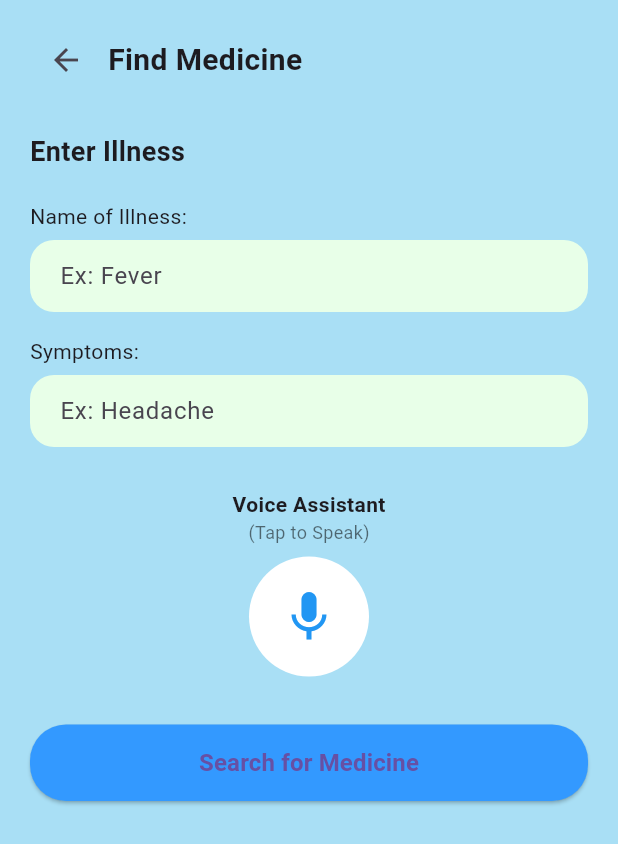
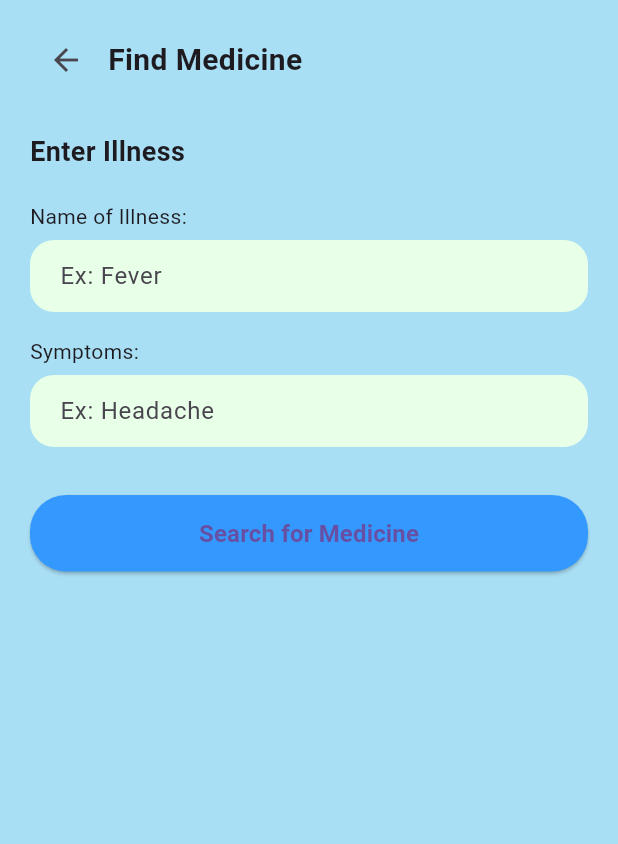
Before and after one commit to yssaarong/SE-QRx, a Flutter app: the FindMedicineScreen screen opened directly, on a phone screen of 412 x 824 dp. Shown: the top 844 px of the screen. Run offline on Flutter 3.47's test engine with Material 3 defaults, Android fonts, the phone set to English and light mode, and no system bars; our stand-ins replace flutter_tts; missing offline and left inert: mobile_scanner.

Commit message:
Added Medicine Screen and Result Screen.

```diff
--- a/qrx_app/lib/find_medicine_screen.dart
+++ b/qrx_app/lib/find_medicine_screen.dart
@@ -1,14 +1,30 @@
 import 'package:flutter/material.dart';
 import 'medicine_result_screen.dart';
 
-class FindMedicineScreen extends StatelessWidget {
+class FindMedicineScreen extends StatefulWidget {
   final String language; // "en", "ceb", "fil"
 
   const FindMedicineScreen({super.key, this.language = "en"});
 
   @override
+  State<FindMedicineScreen> createState() => _FindMedicineScreenState();
+}
+
+class _FindMedicineScreenState extends State<FindMedicineScreen> {
+  final TextEditingController illnessController = TextEditingController();
+  final TextEditingController symptomsController = TextEditingController();
+
+  @override
+  void dispose() {
+    illnessController.dispose();
+    symptomsController.dispose();
+    super.dispose();
+  }
+
+  @override
   Widget build(BuildContext context) {
-    final t = _findTexts[language]!;
+    // safe fallback to English if language key is not found
+    final t = _findTexts[widget.language] ?? _findTexts['en']!;
 
     return Scaffold(
       backgroundColor: const Color(0xFFA9DFF5),
@@ -48,61 +64,22 @@ class FindMedicineScreen extends StatelessWidget {
 
               Text(t['nameLabel']!),
               const SizedBox(height: 6),
-              _RoundedTextField(hint: t['nameHint']!),
+              _RoundedTextField(
+                hint: t['nameHint']!,
+                controller: illnessController,
+              ),
+              const SizedBox(height: 16),
 
-              const SizedBox(height: 16),
               Text(t['symptomsLabel']!),
               const SizedBox(height: 6),
-              _RoundedTextField(hint: t['symptomsHint']!),
-
-              const SizedBox(height: 28),
-
-              Center(
-                child: Column(
-                  children: [
-                    Text(
-                      t['voiceTitle']!,
-                      style: const TextStyle(
-                        fontSize: 14,
-                        fontWeight: FontWeight.w600,
-                      ),
-                    ),
-                    Text(
-                      t['voiceSubtitle']!,
-                      style: const TextStyle(
-                        fontSize: 12,
-                        color: Colors.black54,
-                      ),
-                    ),
-                  ],
-                ),
-              ),
-              const SizedBox(height: 8),
-
-              Center(
-                child: InkWell(
-                  onTap: () {
-                    // TODO: voice assistant
-                  },
-                  child: Container(
-                    width: 80,
-                    height: 80,
-                    decoration: const BoxDecoration(
-                      color: Colors.white,
-                      shape: BoxShape.circle,
-                    ),
-                    child: const Icon(
-                      Icons.mic,
-                      size: 40,
-                      color: Colors.blue,
-                    ),
-                  ),
-                ),
+              _RoundedTextField(
+                hint: t['symptomsHint']!,
+                controller: symptomsController,
               ),
 
               const SizedBox(height: 32),
 
-              // Search button -> MedicineResultScreen, same language
+              // SEARCH BUTTON -> opens MedicineResultScreen
               SizedBox(
                 width: double.infinity,
                 child: ElevatedButton(
@@ -114,11 +91,26 @@ class FindMedicineScreen extends StatelessWidget {
                     padding: const EdgeInsets.symmetric(vertical: 14),
                   ),
                   onPressed: () {
+                    final illness = illnessController.text.isEmpty
+                        ? 'Fever'
+                        : illnessController.text;
+                    final symptoms = symptomsController.text.isEmpty
+                        ? 'Headache'
+                        : symptomsController.text;
+
                     Navigator.push(
                       context,
                       MaterialPageRoute(
-                        builder: (_) =>
-                            MedicineResultScreen(language: language),
+                        builder: (_) => MedicineResultScreen(
+                          illnessName: illness,
+                          symptoms: symptoms,
+                          recommended: 'Paracetamol 500 mg',
+                          alternatives: const [
+                            'Ibuprofen .......................... 200 mg',
+                            'Naproxen ........................... 250 mg',
+                            'Acetaminophen ...................... 500 mg',
+                          ],
+                        ),
                       ),
                     );
                   },
@@ -141,11 +133,17 @@ class FindMedicineScreen extends StatelessWidget {
 
 class _RoundedTextField extends StatelessWidget {
   final String hint;
-  const _RoundedTextField({required this.hint});
+  final TextEditingController? controller;
+
+  const _RoundedTextField({
+    required this.hint,
+    this.controller,
+  });
 
   @override
   Widget build(BuildContext context) {
     return TextField(
+      controller: controller,
       decoration: InputDecoration(
         filled: true,
         fillColor: const Color(0xFFE8FFE8),
@@ -162,7 +160,7 @@ class _RoundedTextField extends StatelessWidget {
 }
 
 // Texts for FindMedicineScreen
-final Map<String, Map<String, String>> _findTexts = {
+const Map<String, Map<String, String>> _findTexts = {
   "en": {
     "title": "Find Medicine",
     "enterIllness": "Enter Illness",
--- a/qrx_app/lib/main.dart
+++ b/qrx_app/lib/main.dart
@@ -10,10 +10,10 @@ class QRxApp extends StatelessWidget {
 
   @override
   Widget build(BuildContext context) {
-    return MaterialApp(
+    return const MaterialApp(
+      debugShowCheckedModeBanner: false,
       title: 'QRx',
-      debugShowCheckedModeBanner: false,
-      home: const HomeScreen(),
+      home: HomeScreen(),
     );
   }
 }
```
Also changed, not shown: qrx_app/lib/home_screen.dart (+72 -59 lines), qrx_app/lib/medicine_result_screen.dart (added, +107 -0 lines), qrx_app/pubspec.lock.
